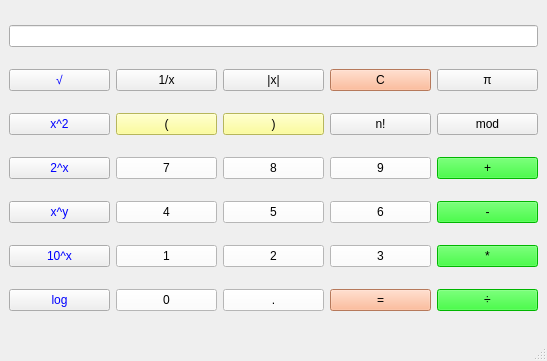
Old version of the form Calculator.ui in the repository Arturata/Calculator.
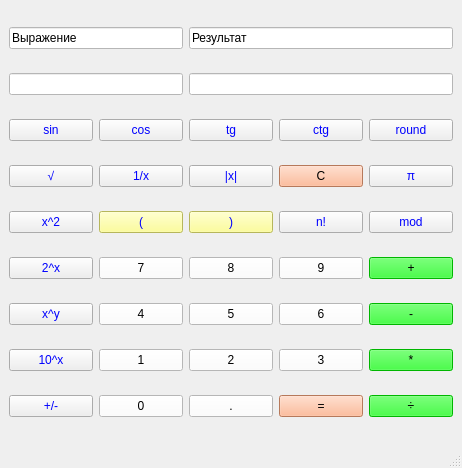
New version of the form.

```diff
--- a/Calculator.ui
+++ b/Calculator.ui
@@ -6,8 +6,8 @@
    <rect>
     <x>0</x>
     <y>0</y>
-    <width>547</width>
-    <height>361</height>
+    <width>462</width>
+    <height>468</height>
    </rect>
   </property>
   <property name="windowTitle">
@@ -15,10 +15,43 @@
   </property>
   <widget class="QWidget" name="centralwidget">
    <layout class="QGridLayout" name="gridLayout">
-    <item row="0" column="0" colspan="5">
-     <widget class="QLineEdit" name="lineEdit"/>
+    <item row="10" column="3">
+     <widget class="QPushButton" name="pushButton_8">
+      <property name="styleSheet">
+       <string notr="true">font: 11pt &quot;MS Shell Dlg 2&quot;;
+background-color: rgb(255, 255, 255);</string>
+      </property>
+      <property name="text">
+       <string>8</string>
+      </property>
+      <attribute name="buttonGroup">
+       <string notr="true">buttonGroup</string>
+      </attribute>
+     </widget>
     </item>
-    <item row="1" column="0">
+    <item row="6" column="4">
+     <widget class="QPushButton" name="pushButton_ctg">
+      <property name="styleSheet">
+       <string notr="true">color: rgb(0, 0, 255);
+font: 11pt &quot;MS Shell Dlg 2&quot;;</string>
+      </property>
+      <property name="text">
+       <string>ctg</string>
+      </property>
+     </widget>
+    </item>
+    <item row="11" column="5">
+     <widget class="QPushButton" name="pushButton_min">
+      <property name="styleSheet">
+       <string notr="true">background-color: rgb(0, 255, 0);
+font: 11pt &quot;MS Shell Dlg 2&quot;;</string>
+      </property>
+      <property name="text">
+       <string>-</string>
+      </property>
+     </widget>
+    </item>
+    <item row="7" column="1">
      <widget class="QPushButton" name="pushButton_rd">
       <property name="styleSheet">
        <string notr="true">color: rgb(0, 0, 255);
@@ -29,100 +62,94 @@
       </property>
      </widget>
     </item>
-    <item row="1" column="1">
-     <widget class="QPushButton" name="pushButton_rev">
+    <item row="6" column="3">
+     <widget class="QPushButton" name="pushButton_tg">
       <property name="styleSheet">
-       <string notr="true">font: 11pt &quot;MS Shell Dlg 2&quot;;</string>
+       <string notr="true">color: rgb(0, 0, 255);
+font: 11pt &quot;MS Shell Dlg 2&quot;;</string>
       </property>
       <property name="text">
-       <string>1/x</string>
+       <string>tg</string>
       </property>
      </widget>
     </item>
-    <item row="1" column="2">
+    <item row="12" column="2">
+     <widget class="QPushButton" name="pushButton_1">
+      <property name="styleSheet">
+       <string notr="true">font: 11pt &quot;MS Shell Dlg 2&quot;;
+background-color: rgb(255, 255, 255);</string>
+      </property>
+      <property name="text">
+       <string>1</string>
+      </property>
+      <attribute name="buttonGroup">
+       <string notr="true">buttonGroup</string>
+      </attribute>
+     </widget>
+    </item>
+    <item row="11" column="2">
+     <widget class="QPushButton" name="pushButton_4">
+      <property name="styleSheet">
+       <string notr="true">font: 11pt &quot;MS Shell Dlg 2&quot;;
+background-color: rgb(255, 255, 255);</string>
+      </property>
+      <property name="text">
+       <string>4</string>
+      </property>
+      <attribute name="buttonGroup">
+       <string notr="true">buttonGroup</string>
+      </attribute>
+     </widget>
+    </item>
+    <item row="10" column="2">
+     <widget class="QPushButton" name="pushButton_7">
+      <property name="styleSheet">
+       <string notr="true">font: 11pt &quot;MS Shell Dlg 2&quot;;
+background-color: rgb(255, 255, 255);
+</string>
+      </property>
+      <property name="text">
+       <string>7</string>
+      </property>
+      <attribute name="buttonGroup">
+       <string notr="true">buttonGroup</string>
+      </attribute>
+     </widget>
+    </item>
+    <item row="6" column="2">
+     <widget class="QPushButton" name="pushButton_cos">
+      <property name="styleSheet">
+       <string notr="true">color: rgb(0, 0, 255);
+font: 11pt &quot;MS Shell Dlg 2&quot;;</string>
+      </property>
+      <property name="text">
+       <string>cos</string>
+      </property>
+     </widget>
+    </item>
+    <item row="7" column="3">
      <widget class="QPushButton" name="pushButton_module">
       <property name="styleSheet">
-       <string notr="true">font: 11pt &quot;MS Shell Dlg 2&quot;;</string>
+       <string notr="true">color: rgb(0, 0, 255);
+font: 11pt &quot;MS Shell Dlg 2&quot;;</string>
       </property>
       <property name="text">
        <string>|x|</string>
       </property>
      </widget>
     </item>
-    <item row="1" column="3">
-     <widget class="QPushButton" name="pushButton_cl">
+    <item row="12" column="4">
+     <widget class="QPushButton" name="pushButton_3">
       <property name="styleSheet">
        <string notr="true">font: 11pt &quot;MS Shell Dlg 2&quot;;
-background-color: rgb(255, 170, 127);</string>
+background-color: rgb(255, 255, 255);</string>
       </property>
       <property name="text">
-       <string>C</string>
+       <string>3</string>
       </property>
      </widget>
     </item>
-    <item row="1" column="4">
-     <widget class="QPushButton" name="pushButton_p">
-      <property name="styleSheet">
-       <string notr="true">font: 11pt &quot;MS Shell Dlg 2&quot;;</string>
-      </property>
-      <property name="text">
-       <string>π</string>
-      </property>
-     </widget>
-    </item>
-    <item row="2" column="0">
-     <widget class="QPushButton" name="pushButton_sq">
-      <property name="styleSheet">
-       <string notr="true">color: rgb(0, 0, 255);
-font: 11pt &quot;MS Shell Dlg 2&quot;;</string>
-      </property>
-      <property name="text">
-       <string>x^2</string>
-      </property>
-     </widget>
-    </item>
-    <item row="2" column="1">
-     <widget class="QPushButton" name="pushButton_br1">
-      <property name="styleSheet">
-       <string notr="true">background-color: rgb(255, 255, 127);</string>
-      </property>
-      <property name="text">
-       <string>(</string>
-      </property>
-     </widget>
-    </item>
-    <item row="2" column="2">
-     <widget class="QPushButton" name="pushButton_br2">
-      <property name="styleSheet">
-       <string notr="true">background-color: rgb(255, 255, 127);
-font: 11pt &quot;MS Shell Dlg 2&quot;;</string>
-      </property>
-      <property name="text">
-       <string>)</string>
-      </property>
-     </widget>
-    </item>
-    <item row="2" column="3">
-     <widget class="QPushButton" name="pushButton_fact">
-      <property name="styleSheet">
-       <string notr="true">font: 11pt &quot;MS Shell Dlg 2&quot;;</string>
-      </property>
-      <property name="text">
-       <string>n!</string>
-      </property>
-     </widget>
-    </item>
-    <item row="2" column="4">
-     <widget class="QPushButton" name="pushButton_mod">
-      <property name="styleSheet">
-       <string notr="true">font: 11pt &quot;MS Shell Dlg 2&quot;;</string>
-      </property>
-      <property name="text">
-       <string>mod</string>
-      </property>
-     </widget>
-    </item>
-    <item row="3" column="0">
+    <item row="10" column="1">
      <widget class="QPushButton" name="pushButton_two">
       <property name="styleSheet">
        <string notr="true">color: rgb(0, 0, 255);
@@ -133,85 +160,41 @@
       </property>
      </widget>
     </item>
-    <item row="3" column="1">
-     <widget class="QPushButton" name="pushButton_7">
+    <item row="6" column="5">
+     <widget class="QPushButton" name="pushButton_trunc">
       <property name="styleSheet">
-       <string notr="true">font: 11pt &quot;MS Shell Dlg 2&quot;;
-background-color: rgb(255, 255, 255);
-</string>
+       <string notr="true">color: rgb(0, 0, 255);
+font: 11pt &quot;MS Shell Dlg 2&quot;;</string>
       </property>
       <property name="text">
-       <string>7</string>
+       <string>round</string>
       </property>
      </widget>
     </item>
-    <item row="3" column="2">
-     <widget class="QPushButton" name="pushButton_8">
-      <property name="styleSheet">
-       <string notr="true">font: 11pt &quot;MS Shell Dlg 2&quot;;
-background-color: rgb(255, 255, 255);</string>
+    <item row="2" column="1" colspan="2">
+     <widget class="QLineEdit" name="lineEdit_ex">
+      <property name="enabled">
+       <bool>false</bool>
       </property>
-      <property name="text">
-       <string>8</string>
-      </property>
-     </widget>
-    </item>
-    <item row="3" column="3">
-     <widget class="QPushButton" name="pushButton_9">
       <property name="styleSheet">
-       <string notr="true">font: 11pt &quot;MS Shell Dlg 2&quot;;
-background-color: rgb(255, 255, 255);</string>
+       <string notr="true">background-color: rgb(255, 255, 255);
+color: rgb(0, 0, 0);
+font: 87 11pt &quot;Noto Sans&quot;;</string>
       </property>
-      <property name="text">
-       <string>9</string>
-      </property>
      </widget>
     </item>
-    <item row="3" column="4">
-     <widget class="QPushButton" name="pushButton_plus">
+    <item row="6" column="1">
+     <widget class="QPushButton" name="pushButton_sin">
       <property name="styleSheet">
-       <string notr="true">font: 11pt &quot;MS Shell Dlg 2&quot;;
-background-color: rgb(0, 255, 0);</string>
-      </property>
-      <property name="text">
-       <string>+</string>
-      </property>
-     </widget>
-    </item>
-    <item row="4" column="0">
-     <widget class="QPushButton" name="pushButton_deg">
-      <property name="styleSheet">
        <string notr="true">color: rgb(0, 0, 255);
 font: 11pt &quot;MS Shell Dlg 2&quot;;</string>
       </property>
       <property name="text">
-       <string>x^y</string>
+       <string>sin</string>
       </property>
      </widget>
     </item>
-    <item row="4" column="1">
-     <widget class="QPushButton" name="pushButton_4">
-      <property name="styleSheet">
-       <string notr="true">font: 11pt &quot;MS Shell Dlg 2&quot;;
-background-color: rgb(255, 255, 255);</string>
-      </property>
-      <property name="text">
-       <string>4</string>
-      </property>
-     </widget>
-    </item>
-    <item row="4" column="2">
-     <widget class="QPushButton" name="pushButton_5">
-      <property name="styleSheet">
-       <string notr="true">font: 11pt &quot;MS Shell Dlg 2&quot;;
-background-color: rgb(255, 255, 255);</string>
-      </property>
-      <property name="text">
-       <string>5</string>
-      </property>
-     </widget>
-    </item>
-    <item row="4" column="3">
+    <item row="11" column="4">
      <widget class="QPushButton" name="pushButton_6">
       <property name="styleSheet">
        <string notr="true">font: 11pt &quot;MS Shell Dlg 2&quot;;
@@ -222,18 +205,42 @@
       </property>
      </widget>
     </item>
-    <item row="4" column="4">
-     <widget class="QPushButton" name="pushButton_min">
+    <item row="8" column="5">
+     <widget class="QPushButton" name="pushButton_mod">
       <property name="styleSheet">
-       <string notr="true">background-color: rgb(0, 255, 0);
+       <string notr="true">color: rgb(0, 0, 255);
+font: 11pt &quot;MS Shell Dlg 2&quot;;
+</string>
+      </property>
+      <property name="text">
+       <string>mod</string>
+      </property>
+     </widget>
+    </item>
+    <item row="2" column="3" colspan="3">
+     <widget class="QLineEdit" name="lineEdit_res">
+      <property name="enabled">
+       <bool>false</bool>
+      </property>
+      <property name="styleSheet">
+       <string notr="true">background-color: rgb(255, 255, 255);
+color: rgb(0, 0, 0);
+font: 87 11pt &quot;Noto Sans&quot;;</string>
+      </property>
+     </widget>
+    </item>
+    <item row="8" column="1">
+     <widget class="QPushButton" name="pushButton_sq">
+      <property name="styleSheet">
+       <string notr="true">color: rgb(0, 0, 255);
 font: 11pt &quot;MS Shell Dlg 2&quot;;</string>
       </property>
       <property name="text">
-       <string>-</string>
+       <string>x^2</string>
       </property>
      </widget>
     </item>
-    <item row="5" column="0">
+    <item row="12" column="1">
      <widget class="QPushButton" name="pushButton_ten">
       <property name="styleSheet">
        <string notr="true">color: rgb(0, 0, 255);
@@ -244,18 +251,99 @@
       </property>
      </widget>
     </item>
-    <item row="5" column="1">
-     <widget class="QPushButton" name="pushButton_1">
+    <item row="10" column="4">
+     <widget class="QPushButton" name="pushButton_9">
       <property name="styleSheet">
        <string notr="true">font: 11pt &quot;MS Shell Dlg 2&quot;;
 background-color: rgb(255, 255, 255);</string>
       </property>
       <property name="text">
-       <string>1</string>
+       <string>9</string>
       </property>
      </widget>
     </item>
-    <item row="5" column="2">
+    <item row="8" column="3">
+     <widget class="QPushButton" name="pushButton_br2">
+      <property name="styleSheet">
+       <string notr="true">background-color: rgb(255, 255, 127);
+color: rgb(0, 0, 255);
+font: 11pt &quot;MS Shell Dlg 2&quot;;</string>
+      </property>
+      <property name="text">
+       <string>)</string>
+      </property>
+      <attribute name="buttonGroup">
+       <string notr="true">buttonGroup_br</string>
+      </attribute>
+     </widget>
+    </item>
+    <item row="7" column="4">
+     <widget class="QPushButton" name="pushButton_cl">
+      <property name="styleSheet">
+       <string notr="true">font: 11pt &quot;MS Shell Dlg 2&quot;;
+background-color: rgb(255, 170, 127);</string>
+      </property>
+      <property name="text">
+       <string>C</string>
+      </property>
+     </widget>
+    </item>
+    <item row="11" column="1">
+     <widget class="QPushButton" name="pushButton_deg">
+      <property name="styleSheet">
+       <string notr="true">color: rgb(0, 0, 255);
+font: 11pt &quot;MS Shell Dlg 2&quot;;</string>
+      </property>
+      <property name="text">
+       <string>x^y</string>
+      </property>
+     </widget>
+    </item>
+    <item row="13" column="1">
+     <widget class="QPushButton" name="pushButton_ch">
+      <property name="styleSheet">
+       <string notr="true">color: rgb(0, 0, 255);
+font: 11pt &quot;MS Shell Dlg 2&quot;;</string>
+      </property>
+      <property name="text">
+       <string>+/-</string>
+      </property>
+     </widget>
+    </item>
+    <item row="7" column="2">
+     <widget class="QPushButton" name="pushButton_rev">
+      <property name="styleSheet">
+       <string notr="true">color: rgb(0, 0, 255);
+font: 11pt &quot;MS Shell Dlg 2&quot;;</string>
+      </property>
+      <property name="text">
+       <string>1/x</string>
+      </property>
+     </widget>
+    </item>
+    <item row="13" column="4">
+     <widget class="QPushButton" name="pushButton_eq">
+      <property name="styleSheet">
+       <string notr="true">font: 11pt &quot;MS Shell Dlg 2&quot;;
+background-color: rgb(255, 170, 127);</string>
+      </property>
+      <property name="text">
+       <string>=</string>
+      </property>
+     </widget>
+    </item>
+    <item row="13" column="5">
+     <widget class="QPushButton" name="pushButton_div">
+      <property name="styleSheet">
+       <string notr="true">font: 11pt &quot;MS Shell Dlg 2&quot;;
+background-color: rgb(0, 255, 0);</string>
+      </property>
+      <property name="text">
+       <string>÷</string>
+      </property>
+     </widget>
+    </item>
+    <item row="12" column="3">
      <widget class="QPushButton" name="pushButton_2">
       <property name="styleSheet">
        <string notr="true">font: 11pt &quot;MS Shell Dlg 2&quot;;
@@ -266,18 +354,29 @@
       </property>
      </widget>
     </item>
-    <item row="5" column="3">
-     <widget class="QPushButton" name="pushButton_3">
+    <item row="8" column="4">
+     <widget class="QPushButton" name="pushButton_fact">
+      <property name="styleSheet">
+       <string notr="true">color: rgb(0, 0, 255);
+font: 11pt &quot;MS Shell Dlg 2&quot;;</string>
+      </property>
+      <property name="text">
+       <string>n!</string>
+      </property>
+     </widget>
+    </item>
+    <item row="11" column="3">
+     <widget class="QPushButton" name="pushButton_5">
       <property name="styleSheet">
        <string notr="true">font: 11pt &quot;MS Shell Dlg 2&quot;;
 background-color: rgb(255, 255, 255);</string>
       </property>
       <property name="text">
-       <string>3</string>
+       <string>5</string>
       </property>
      </widget>
     </item>
-    <item row="5" column="4">
+    <item row="12" column="5">
      <widget class="QPushButton" name="pushButton_mult">
       <property name="styleSheet">
        <string notr="true">font: 11pt &quot;MS Shell Dlg 2&quot;;
@@ -288,29 +387,7 @@
       </property>
      </widget>
     </item>
-    <item row="6" column="0">
-     <widget class="QPushButton" name="pushButton_log">
-      <property name="styleSheet">
-       <string notr="true">color: rgb(0, 0, 255);
-font: 11pt &quot;MS Shell Dlg 2&quot;;</string>
-      </property>
-      <property name="text">
-       <string>log</string>
-      </property>
-     </widget>
-    </item>
-    <item row="6" column="1">
-     <widget class="QPushButton" name="pushButton_0">
-      <property name="styleSheet">
-       <string notr="true">font: 11pt &quot;MS Shell Dlg 2&quot;;
-background-color: rgb(255, 255, 255);</string>
-      </property>
-      <property name="text">
-       <string>0</string>
-      </property>
-     </widget>
-    </item>
-    <item row="6" column="2">
+    <item row="13" column="3">
      <widget class="QPushButton" name="pushButton_point">
       <property name="styleSheet">
        <string notr="true">font: 11pt &quot;MS Shell Dlg 2&quot;;
@@ -321,25 +398,82 @@
       </property>
      </widget>
     </item>
-    <item row="6" column="3">
-     <widget class="QPushButton" name="pushButton_eq">
+    <item row="7" column="5">
+     <widget class="QPushButton" name="pushButton_p">
       <property name="styleSheet">
-       <string notr="true">font: 11pt &quot;MS Shell Dlg 2&quot;;
-background-color: rgb(255, 170, 127);</string>
+       <string notr="true">color: rgb(0, 0, 255);
+font: 11pt &quot;MS Shell Dlg 2&quot;;</string>
       </property>
       <property name="text">
-       <string>=</string>
+       <string>π</string>
       </property>
      </widget>
     </item>
-    <item row="6" column="4">
-     <widget class="QPushButton" name="pushButton_div">
+    <item row="8" column="2">
+     <widget class="QPushButton" name="pushButton_br1">
+      <property name="styleSheet">
+       <string notr="true">background-color: rgb(255, 255, 127);
+color: rgb(0, 0, 255);
+font: 11pt &quot;MS Shell Dlg 2&quot;;</string>
+      </property>
+      <property name="text">
+       <string>(</string>
+      </property>
+      <attribute name="buttonGroup">
+       <string notr="true">buttonGroup_br</string>
+      </attribute>
+     </widget>
+    </item>
+    <item row="10" column="5">
+     <widget class="QPushButton" name="pushButton_plus">
       <property name="styleSheet">
        <string notr="true">font: 11pt &quot;MS Shell Dlg 2&quot;;
 background-color: rgb(0, 255, 0);</string>
       </property>
       <property name="text">
-       <string>÷</string>
+       <string>+</string>
+      </property>
+     </widget>
+    </item>
+    <item row="13" column="2">
+     <widget class="QPushButton" name="pushButton_0">
+      <property name="styleSheet">
+       <string notr="true">font: 11pt &quot;MS Shell Dlg 2&quot;;
+background-color: rgb(255, 255, 255);</string>
+      </property>
+      <property name="text">
+       <string>0</string>
+      </property>
+      <attribute name="buttonGroup">
+       <string notr="true">buttonGroup</string>
+      </attribute>
+     </widget>
+    </item>
+    <item row="0" column="1" colspan="2">
+     <widget class="QLineEdit" name="lineEdit_3">
+      <property name="enabled">
+       <bool>false</bool>
+      </property>
+      <property name="styleSheet">
+       <string notr="true">background-color: rgb(255, 255, 255);
+color: rgb(0, 0, 0);</string>
+      </property>
+      <property name="text">
+       <string>Выражение</string>
+      </property>
+     </widget>
+    </item>
+    <item row="0" column="3" colspan="3">
+     <widget class="QLineEdit" name="lineEdit_4">
+      <property name="enabled">
+       <bool>false</bool>
+      </property>
+      <property name="styleSheet">
+       <string notr="true">color: rgb(0, 0, 0);
+background-color: rgb(255, 255, 255);</string>
+      </property>
+      <property name="text">
+       <string>Результат</string>
       </property>
      </widget>
     </item>
```
Left out of the diff: 19 changed lines with no effect on the pictures.
